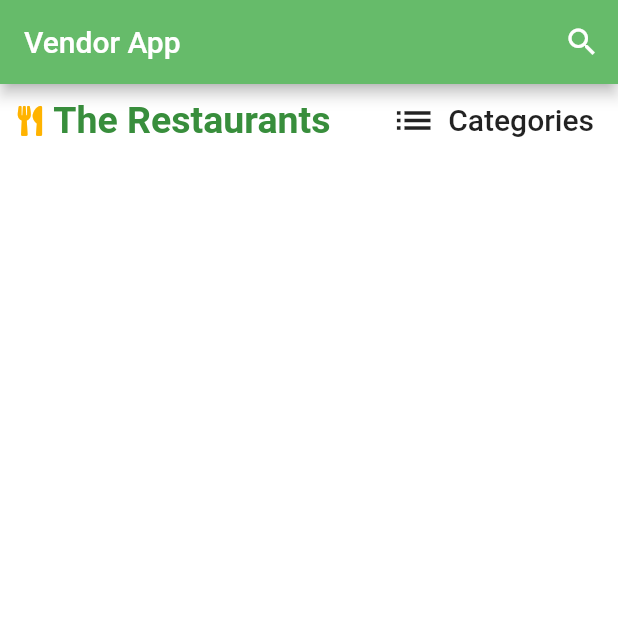
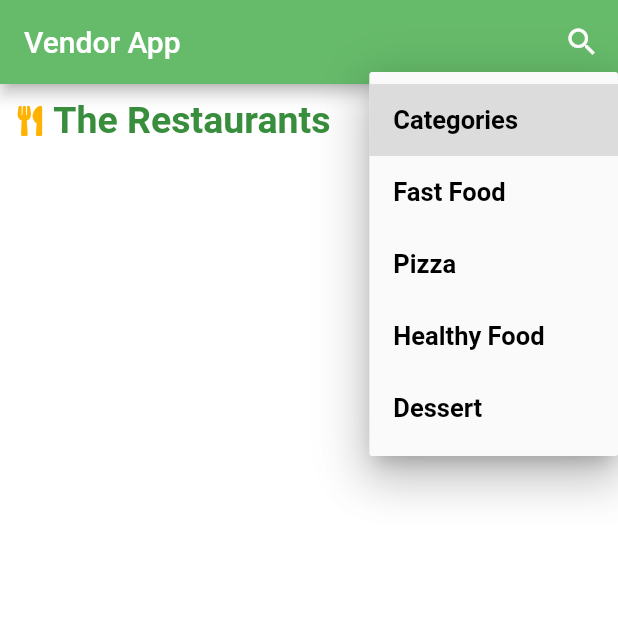
Before and after one commit to ayamohamed99/E-commerce, a Flutter app: the screen it shows after launch, after a tap on "Categories", on a phone screen of 412 x 824 dp, the top half of it. Run offline on Flutter 3.47's test engine with Material 2 defaults, Android fonts, the phone set to English and light mode, and no system bars; our stand-ins replace cloud_firestore, firebase_auth, flutter_spinkit, font_awesome_flutter, smooth_star_rating; accounts and stored records are empty.

Commit message:
category list

```diff
--- a/lib/Screens/home/home.dart
+++ b/lib/Screens/home/home.dart
@@ -31,7 +31,6 @@ class _HomeState extends State<Home> {
     _fechRestaurantData();
   }
 
-  bool _visible = false;
 
   List<RestaurantDetail> restaurant;
   List<RestaurantDetail> restaurantall;
@@ -88,6 +87,8 @@ class _HomeState extends State<Home> {
       ),
     );
   }
+    String dropdownValue = 'Categories';
+
 
   Widget card(BuildContext context, int index) {
     return Container(
@@ -117,7 +118,7 @@ class _HomeState extends State<Home> {
                     borderRadius: BorderRadius.circular(50)),
                 child: Text(
                   restaurant[restaurant.length - index - 1].name,
-                  style: TextStyle(fontSize: 25),
+                  style: TextStyle(fontSize: 20),
                 ),
                 onPressed: () {
                   setState(() async {
@@ -208,20 +209,32 @@ class _HomeState extends State<Home> {
                           fontStyle: FontStyle.normal),
                     ),
                     Spacer(),
-                    FlatButton.icon(
-                        onPressed: () {
-                          setState(() {
-                            _visible = !_visible;
-                          });
-                        },
-                        icon: Icon(
-                          Icons.list,
-                          size: 30,
-                        ),
-                        label: Text(
-                          'Categories',
-                          style: TextStyle(fontSize: 20),
-                        )),
+                    DropdownButton(
+                                value: dropdownValue,
+                                icon: Icon(Icons.list),
+                                iconSize: 25,
+                                elevation: 16,
+                                items: <String>[
+                                  'Categories',
+                                  'Fast Food',
+                                  'Pizza',
+                                  'Healthy Food',
+                                  'Dessert'
+                                ].map<DropdownMenuItem<String>>((String value) {
+                                  return DropdownMenuItem<String>(
+                                    value: value,
+                                    child: Text(value),
+                                  );
+                                }).toList(),
+                                style: TextStyle(
+                                    fontSize: 17, color: Colors.black , fontWeight: FontWeight.bold),
+                                onChanged: (String newValue) {
+                                  setState(() {
+                                    dropdownValue = newValue;
+
+                                  });
+                                },
+                              ),
                   ],
                 ),
 
```
